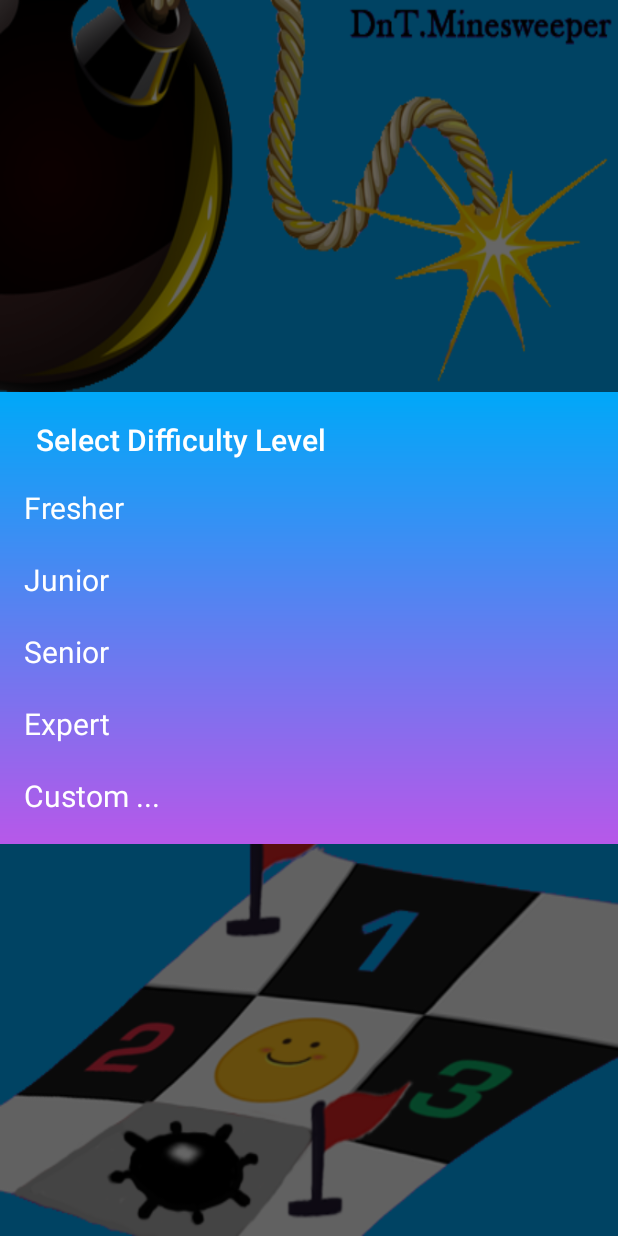
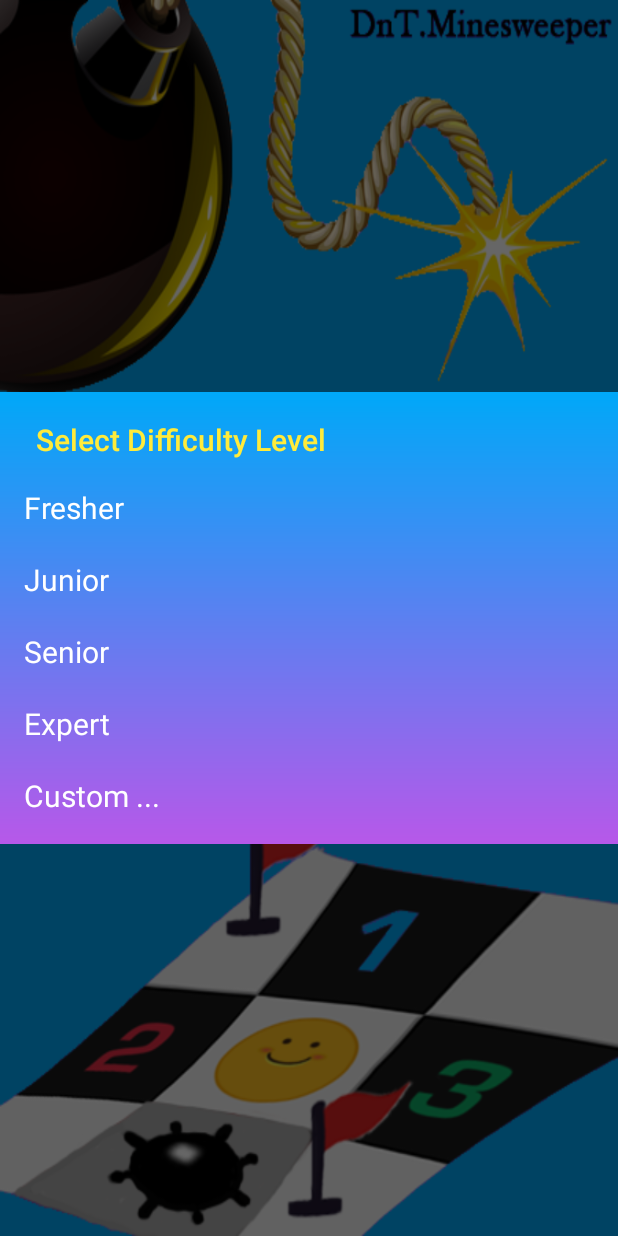
Before and after one commit to Nagi281/Minesweeper, an Android app: the screen it shows after launch (MainActivity), after a tap on "NEW GAME", on a phone screen of 412 x 824 dp. Run offline under Robolectric (Android 15) with nearby library versions, the phone set to English and light mode, and no system bars.

Commit message:
fix minor error

```diff
--- a/app/src/main/java/com/example/dntminesweeper/MainActivity.java
+++ b/app/src/main/java/com/example/dntminesweeper/MainActivity.java
@@ -178,7 +178,6 @@ public class MainActivity extends AppCompatActivity {
         });
         final AlertDialog dialog = builder.create();
         dialog.show();
-        dialog.getWindow().setBackgroundDrawableResource(R.drawable.background_gradient);
     }
 
     private void customizeGame() {
--- a/app/src/main/res/values/colors.xml
+++ b/app/src/main/res/values/colors.xml
@@ -4,6 +4,8 @@
     <color name="colorPrimaryDark">#1630CF</color>
     <color name="colorAccent">#00BCD4</color>
     <color name="colorYellow">#FFEB3B</color>
+    <color name="colorTransYellow">#80FFEB3B</color>
     <color name="colorWhite">#FFFFFF</color>
+    <color name="colorBlack">#000000</color>
     <color name="colorBrightRed">#F44336</color>
 </resources>
--- a/app/src/main/res/values/styles.xml
+++ b/app/src/main/res/values/styles.xml
@@ -14,9 +14,18 @@
     </style>
 
     <style name="AlertDialog" parent="Base.Theme.AppCompat.Light.Dialog">
-        <item name="android:textColor">@color/colorWhite</item>
+        <item name="android:windowBackground">@drawable/background_gradient</item>
+        <item name="android:textColor">@color/colorYellow</item>
         <item name="android:textColorPrimary">@color/colorWhite</item>
+        <item name="buttonBarPositiveButtonStyle">@style/CustomButton</item>
+        <item name="buttonBarNegativeButtonStyle">@style/CustomButton</item>
     </style>
+
+    <style name="CustomButton">
+        <item name="android:textColor">@color/colorBlack</item>
+        <item name="android:background">@android:color/transparent</item>
+    </style>
+
     <style name="ListFont" parent="@android:style/Widget.ListView">
         <item name="android:textColor">#FFFFFF</item>
         <item name="android:typeface">sans</item>
```
Also changed, not shown: app/src/main/java/com/example/dntminesweeper/GameActivity.java (+8 -7 lines).
